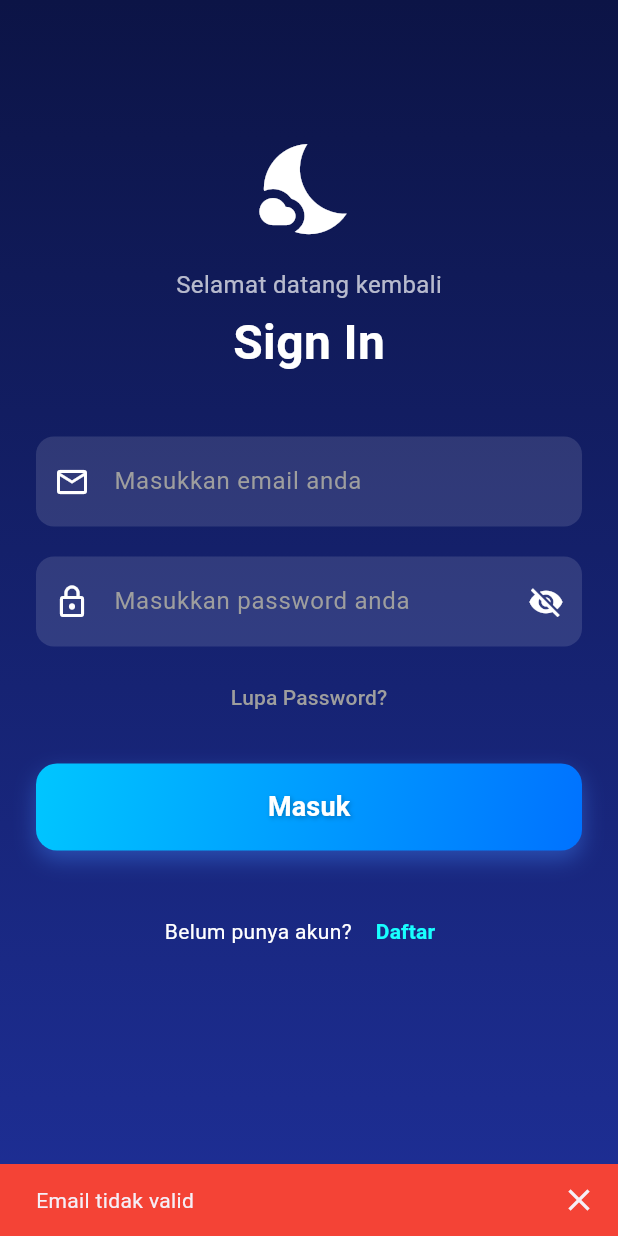
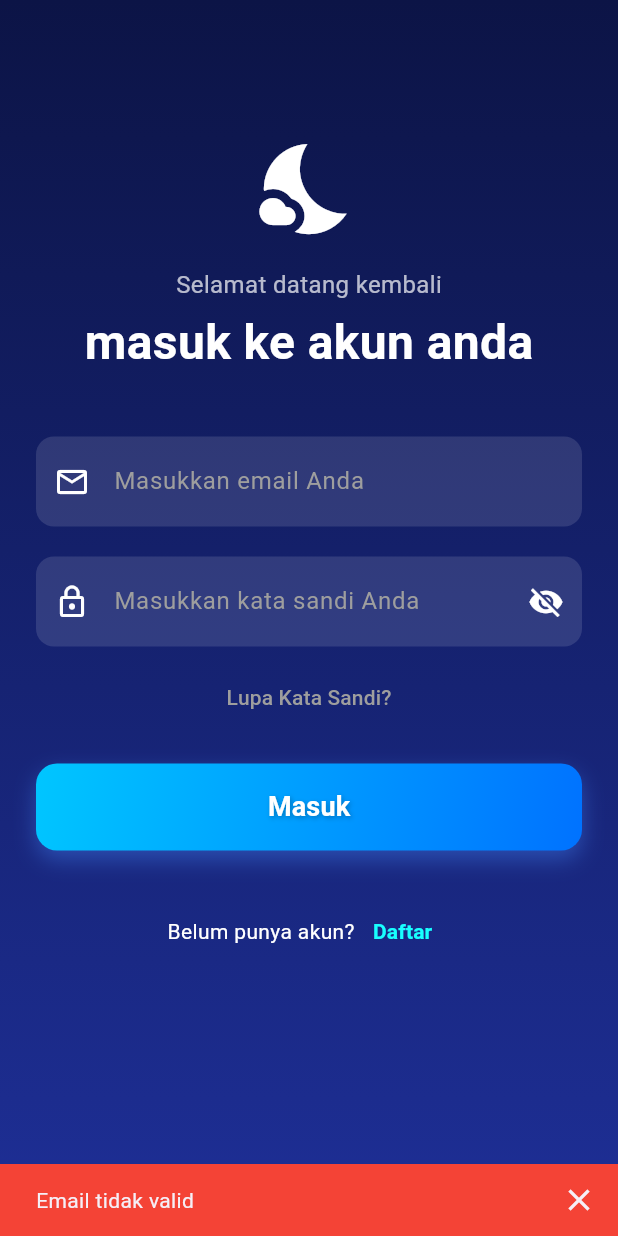
Before and after one commit to riziqhilmi/Insomnia-Mobile, a Flutter app: the LoginScreen screen opened directly, after a tap on "Masuk", on a phone screen of 412 x 824 dp. Run offline on Flutter 3.47's test engine with Material 3 defaults, Android fonts, the phone set to English and light mode, and no system bars; our stand-ins replace animated_background, fl_chart, get, google_fonts, shared_preferences; accounts and stored records are empty.

Commit message:
change language login

```diff
--- a/lib/screens/login_screen.dart
+++ b/lib/screens/login_screen.dart
@@ -1,5 +1,6 @@
 import 'dart:convert';
 import 'package:flutter/material.dart';
+import 'package:get/get.dart';
 import '../widgets/custom_text_field.dart';
 import '../widgets/custom_button.dart';
 import 'register_screen.dart';
@@ -46,13 +47,13 @@ class _LoginScreenState extends State<LoginScreen> {
                 const SizedBox(height: 50),
                 const Icon(Icons.nights_stay, size: 72, color: Colors.white),
                 const SizedBox(height: 16),
-                const Text(
-                  "Selamat datang kembali",
+                 Text(
+                  "selamat datang kembali".tr,
                   style: TextStyle(color: Colors.white70, fontSize: 16),
                 ),
                 const SizedBox(height: 4),
-                const Text(
-                  "Sign In",
+                Text(
+                  "masuk ke akun anda".tr,
                   style: TextStyle(
                     fontSize: 32,
                     fontWeight: FontWeight.bold,
@@ -63,14 +64,14 @@ class _LoginScreenState extends State<LoginScreen> {
                 CustomTextField(
                   controller: emailC,
                   icon: Icons.email_outlined,
-                  hintText: "Masukkan email anda",
+                  hintText: "masukkan email anda".tr,
                   obscureText: false,
                 ),
                 const SizedBox(height: 20),
                 CustomTextField(
                   controller: passwordC,
                   icon: Icons.lock_outline,
-                  hintText: "Masukkan password anda",
+                  hintText: "masukkan kata sandi anda".tr,
                   obscureText: true,
                 ),
                 const SizedBox(height: 10),
@@ -82,14 +83,14 @@ class _LoginScreenState extends State<LoginScreen> {
                           builder: (context) => ForgotPasswordScreen()),
                     );
                   },
-                  child: const Text(
-                    "Lupa Password?",
+                  child:  Text(
+                    "lupa kata sandi?".tr,
                     style: TextStyle(color: Colors.grey),
                   ),
                 ),
                 const SizedBox(height: 20),
                 CustomButton(
-                  text: "Masuk",
+                  text: "masuk".tr,
                   onPressed: () {
                     handleLogin(context, emailC, passwordC);
                   },
@@ -98,8 +99,8 @@ class _LoginScreenState extends State<LoginScreen> {
                 Row(
                   mainAxisAlignment: MainAxisAlignment.center,
                   children: [
-                    const Text(
-                      "Belum punya akun? ",
+                     Text(
+                      "belum punya akun?".tr,
                       style: TextStyle(color: Colors.white),
                     ),
                     TextButton(
@@ -111,8 +112,8 @@ class _LoginScreenState extends State<LoginScreen> {
                           ),
                         );
                       },
-                      child: const Text(
-                        "Daftar",
+                      child:  Text(
+                        "daftar".tr,
                         style: TextStyle(
                           color: Colors.cyanAccent,
                           fontWeight: FontWeight.bold,
@@ -141,10 +142,10 @@ Future<void> handleLogin(BuildContext context, TextEditingController emailC,
   try {
     if (!checkEmail(emailC.text)) {
       ScaffoldMessenger.of(context).showSnackBar(
-        const SnackBar(
+        SnackBar(
           backgroundColor: Colors.red,
           showCloseIcon: true,
-          content: Text('Email tidak valid'),
+          content: Text('email tidak valid'.tr),
         ),
       );
       return;
@@ -171,9 +172,9 @@ Future<void> handleLogin(BuildContext context, TextEditingController emailC,
         print('User ID disimpan: $userId'); // Untuk debug
 
         ScaffoldMessenger.of(context).showSnackBar(
-          const SnackBar(
+          SnackBar(
             backgroundColor: Colors.green,
-            content: Text('Login berhasil!'),
+            content: Text('login berhasil!'.tr),
           ),
         );
 
@@ -185,23 +186,23 @@ Future<void> handleLogin(BuildContext context, TextEditingController emailC,
         ScaffoldMessenger.of(context).showSnackBar(
           SnackBar(
             backgroundColor: Colors.red,
-            content: Text(data['message'] ?? 'Login gagal'),
+            content: Text(data['message'] ?? 'login gagal'.tr),
           ),
         );
       }
     } else {
       ScaffoldMessenger.of(context).showSnackBar(
-        const SnackBar(
+         SnackBar(
           backgroundColor: Colors.red,
-          content: Text('Login gagal, silakan coba lagi'),
+          content: Text('login gagal, silakan coba lagi'.tr),
         ),
       );
     }
   } catch (e) {
     ScaffoldMessenger.of(context).showSnackBar(
-      const SnackBar(
+      SnackBar(
         backgroundColor: Colors.red,
-        content: Text('Terjadi kesalahan saat login'),
+        content: Text('terjadi kesalahan saat login'.tr),
       ),
     );
     print('Login error: $e'); // Debug error
--- a/lib/utils/localization-service.dart
+++ b/lib/utils/localization-service.dart
@@ -35,6 +35,16 @@ class LocalizationService extends Translations {
           "daftar": "Register",
           "sudah punya akun?": "Already have an account?",
           "masuk": "Login",
+          "selama datang kembali": "Welcome back",
+          "masuk ke akun Anda": "Login to your account",
+          "masukkan email anda": "Enter your email address",
+          "masukkan kata sandi anda": "Enter your password",
+          "lupa kata sandi?": "Forgot Password?",
+          "belum punya akun?": "Don't have an account yet?",
+          "login berhasil!": "Login Successful!",
+          "login gagal": "Login Failed",
+          "login gagal, silakan coba lagi": "Login failed, please try again",
+          "terjadi kesalahan saat login'": "An error occurred while logging in",
 
 
 
@@ -84,6 +94,16 @@ class LocalizationService extends Translations {
           "daftar": "Daftar",
           "sudah punya akun?": "Sudah punya akun?",
           "masuk": "Masuk",
+          "selamat datang kembali": "Selamat datang kembali",
+          "masuk ke akun Anda": "Masuk ke akun Anda",
+          "masukkan email anda": "Masukkan email Anda",
+          "masukkan kata sandi anda": "Masukkan kata sandi Anda",
+          "lupa kata sandi?": "Lupa Kata Sandi?",
+          "belum punya akun?": "Belum punya akun?",
+          "login berhasil!": "Login Berhasil!",
+          "login gagal": "Login Gagal",
+          "login gagal, silakan coba lagi": "Login gagal, silakan coba lagi",
+          "terjadi kesalahan saat login": "Terjadi kesalahan saat login",
 
 
 
--- a/lib/widgets/splash_button.dart
+++ b/lib/widgets/splash_button.dart
@@ -1,6 +1,5 @@
 import 'package:flutter/material.dart';
 import 'package:get/get.dart';
-import 'package:insomnia_app/page/home_page.dart';
 import '../screens/login_screen.dart'; // Pastikan path-nya sesuai dengan struktur foldermu
 
 class SplashNextButton extends StatelessWidget {
```
